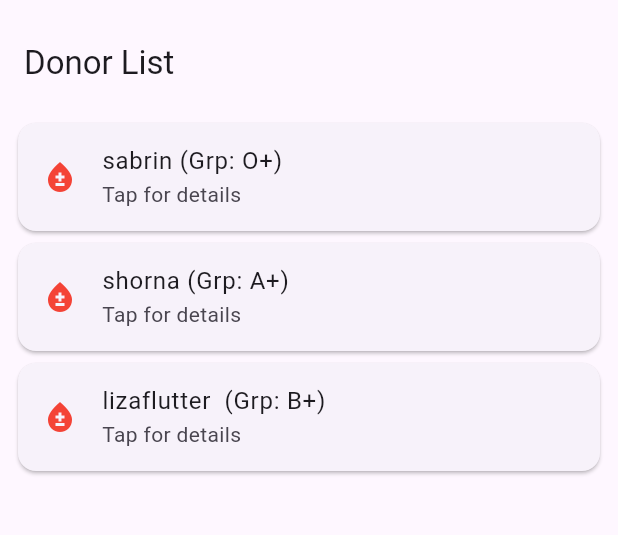
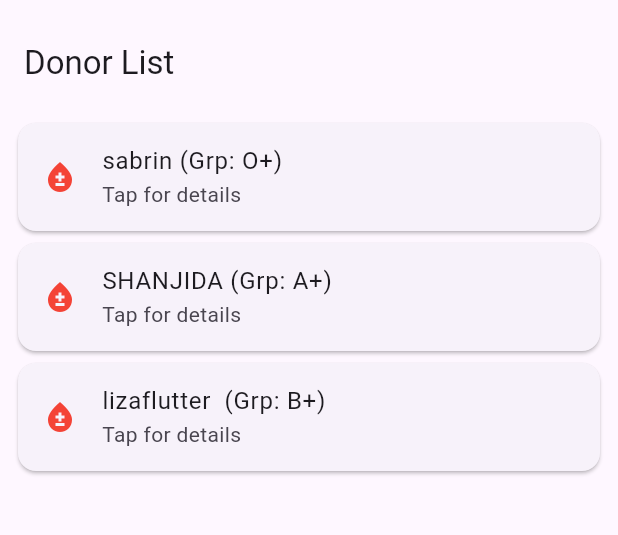
Before and after one commit to shanjida101/flutter_project, a Flutter app: the screen it shows after launch, item 2 of the bottom bar chosen, on a phone screen of 412 x 824 dp, the part 63-598 px from its top. Run offline on Flutter 3.47's test engine with Material 3 defaults, Android fonts, the phone set to English and light mode, and no system bars.

```diff
--- a/flutter_application_1/lib/donor_list.dart
+++ b/flutter_application_1/lib/donor_list.dart
@@ -10,7 +10,7 @@ class DonorListScreen extends StatelessWidget {
       'address': 'Dhaka'
     },
     {
-      'name': 'shorna',
+      'name': 'SHANJIDA',
       'group': 'A+',
       'mobile': '0987654321',
       'address': 'Chittagong'
```
